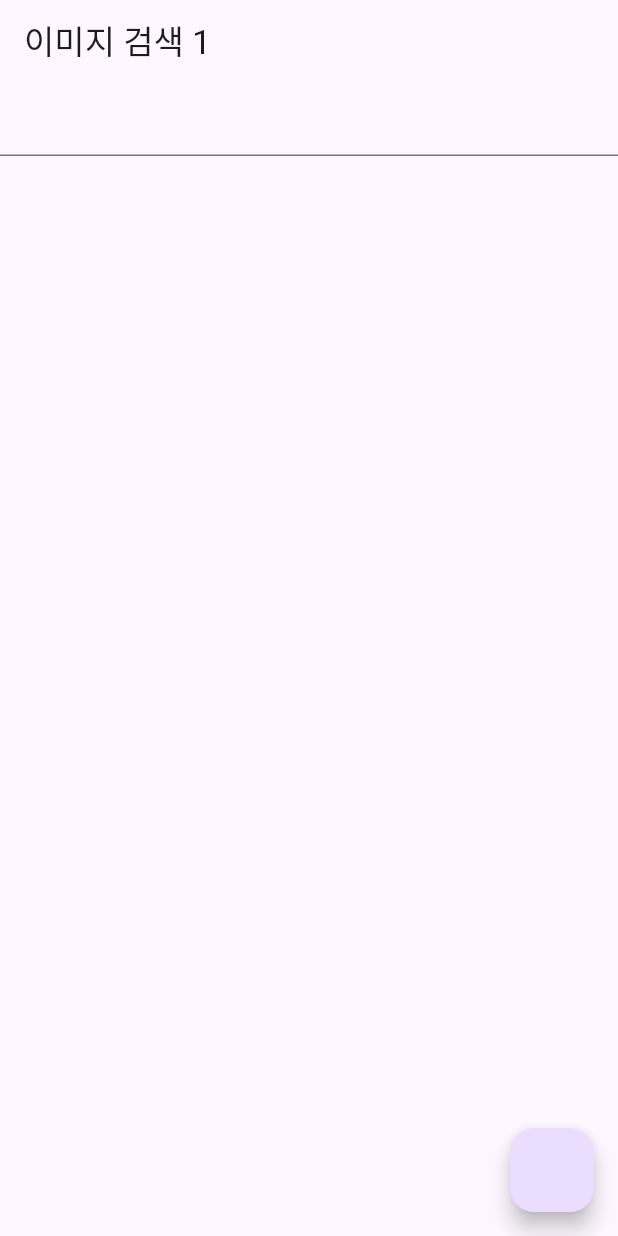
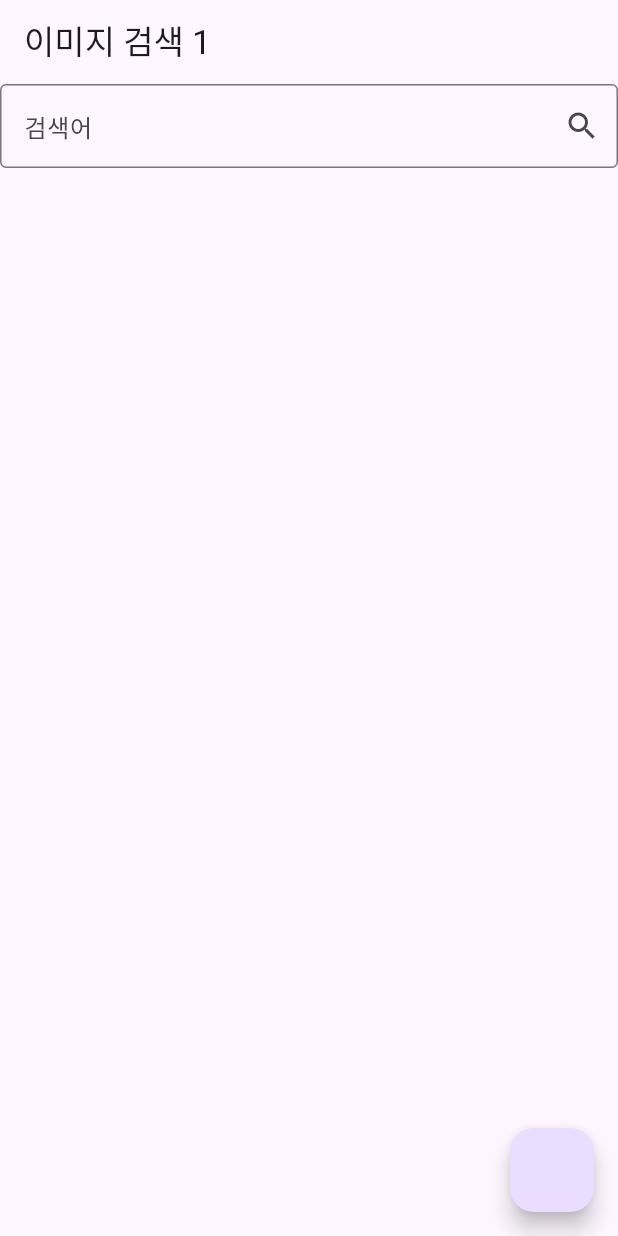
Before and after one commit to itbebop/flutter_image_search_01, a Flutter app: the screen it shows after launch, on a phone screen of 412 x 824 dp. Run offline on Flutter 3.47's test engine with Material 3 defaults, Android fonts, the light colour scheme and no system bars; our stand-ins replace freezed_annotation.

Commit message:
feat: 버튼 달고 검색하면 데이터 나옴 처음 시작할 때 안나오는 이유는?

```diff
--- a/lib/presentation/search_list/search_list_screen.dart
+++ b/lib/presentation/search_list/search_list_screen.dart
@@ -1,5 +1,4 @@
 import 'package:flutter/material.dart';
-import 'package:flutter/widgets.dart';
 import 'package:flutter_image_search_01/data/data_source/photo_data_source.dart';
 import 'package:flutter_image_search_01/data/repository/photo_repository_impl.dart';
 import 'package:flutter_image_search_01/presentation/search_list/search_list_view_model.dart';
@@ -41,6 +40,17 @@ class _SearchListScreenState extends State<SearchListScreen> {
         children: [
           TextField(
             controller: _queryTextEditingController,
+            decoration: InputDecoration(
+              border: const OutlineInputBorder(),
+              hintText: '검색어',
+              suffixIcon: IconButton(
+                icon: const Icon(Icons.search),
+                onPressed: () {
+                  final query = _queryTextEditingController.text;
+                  viewModel.onSearch(query);
+                },
+              ),
+            ),
           ),
           Expanded(
               child: Center(
```
Also changed, not shown: pubspec.lock.
